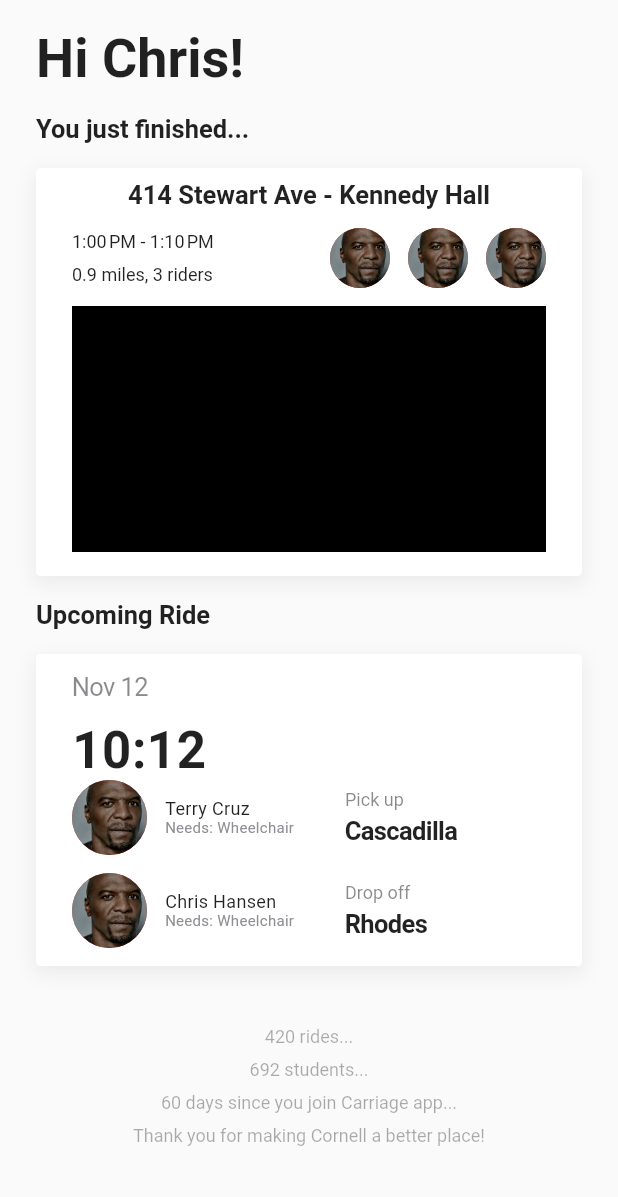
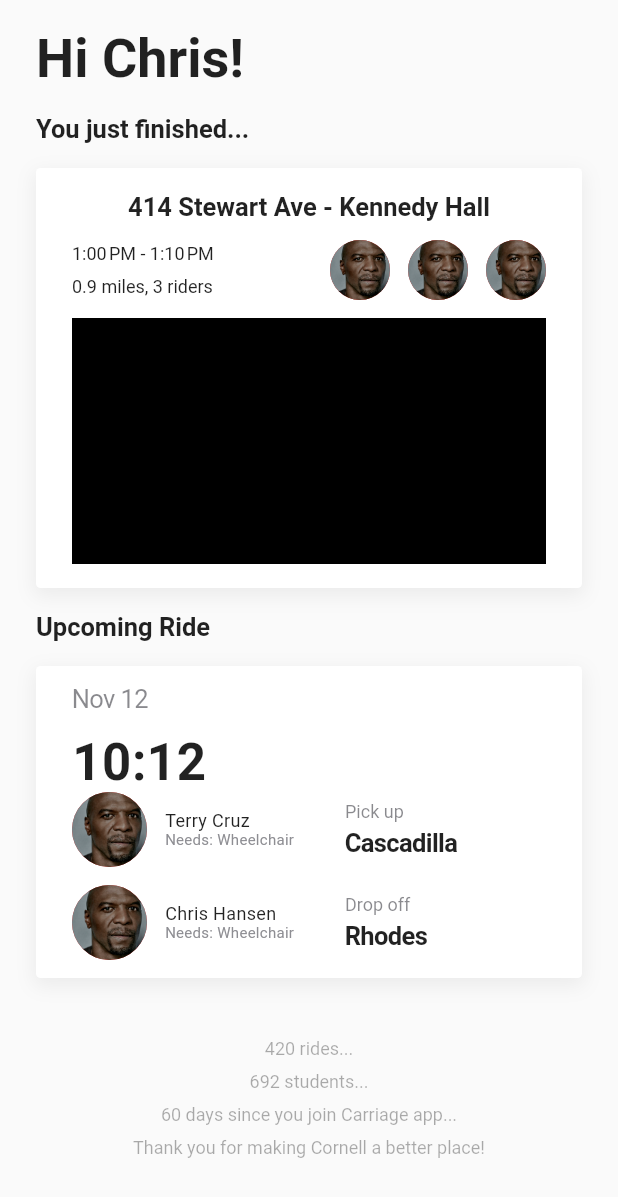
Before and after one commit to cornell-dti/carriage-driver, a Flutter app: the RideSummary screen opened directly, on a phone screen of 412 x 824 dp. Shown: the top 1197 px of the screen. Run offline on Flutter 3.47's test engine with Material 2 defaults, Android fonts, the phone set to English and light mode, and no system bars; our stand-ins replace google_sign_in; Roboto replaces fonts that are missing (SFPro).

Commit message:
increase padding

```diff
--- a/lib/RideSummary.dart
+++ b/lib/RideSummary.dart
@@ -123,7 +123,7 @@ class _FinishedRideState extends State<FinishedRide> {
           ),
           child: Padding(
             padding: EdgeInsets.only(
-                left: 24.0, right: 24.0, top: 8.0, bottom: 16.0),
+                left: 24.0, right: 24.0, top: 16.0, bottom: 16.0),
             child: Column(children: <Widget>[
               Text("$_startDest - $_endDest",
                   style: Theme.of(context).textTheme.subhead),
@@ -135,7 +135,8 @@ class _FinishedRideState extends State<FinishedRide> {
                       mainAxisAlignment: MainAxisAlignment.spaceBetween,
                       crossAxisAlignment: CrossAxisAlignment.start,
                       children: <Widget>[
-                        Text("${DateFormat.jm().format(_startTime)} - ${DateFormat.jm().format(_endTime)}",
+                        Text(
+                            "${DateFormat.jm().format(_startTime)} - ${DateFormat.jm().format(_endTime)}",
                             style: Theme.of(context)
                                 .textTheme
                                 .body1
@@ -235,14 +236,8 @@ class _RideSummaryState extends State<RideSummary> {
           Expanded(
               child: ListView(shrinkWrap: true, children: <Widget>[
             _recentRide(),
-            // TODO: maybe abstract out this upcoming ride bit since it is copypaste from Home.ridesPage
             LeftSubheading(heading: 'Upcoming Ride'),
-            Center(
-                child: Column(
-              children: <Widget>[
-                CurrentRide(),
-              ],
-            )),
+            Center(child: CurrentRide()),
             Padding(
                 padding: EdgeInsets.only(top: 36.0, bottom: 24.0),
                 child: DriverStats())
```
